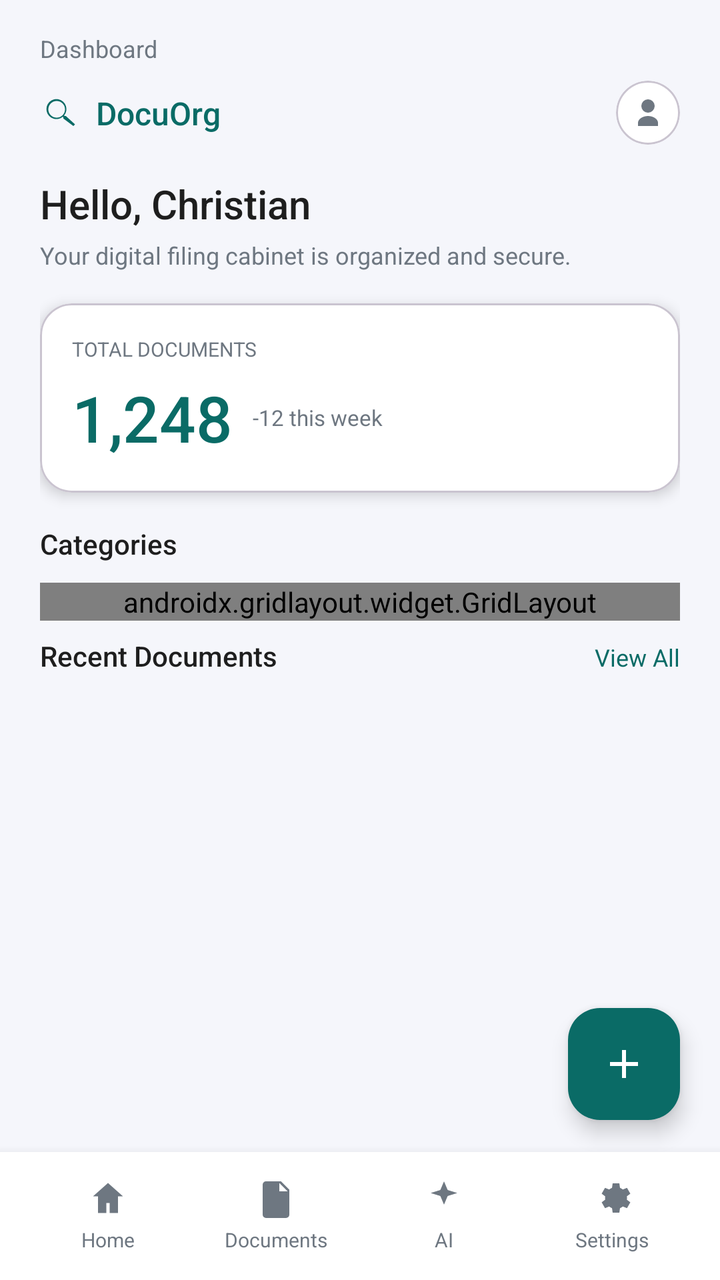
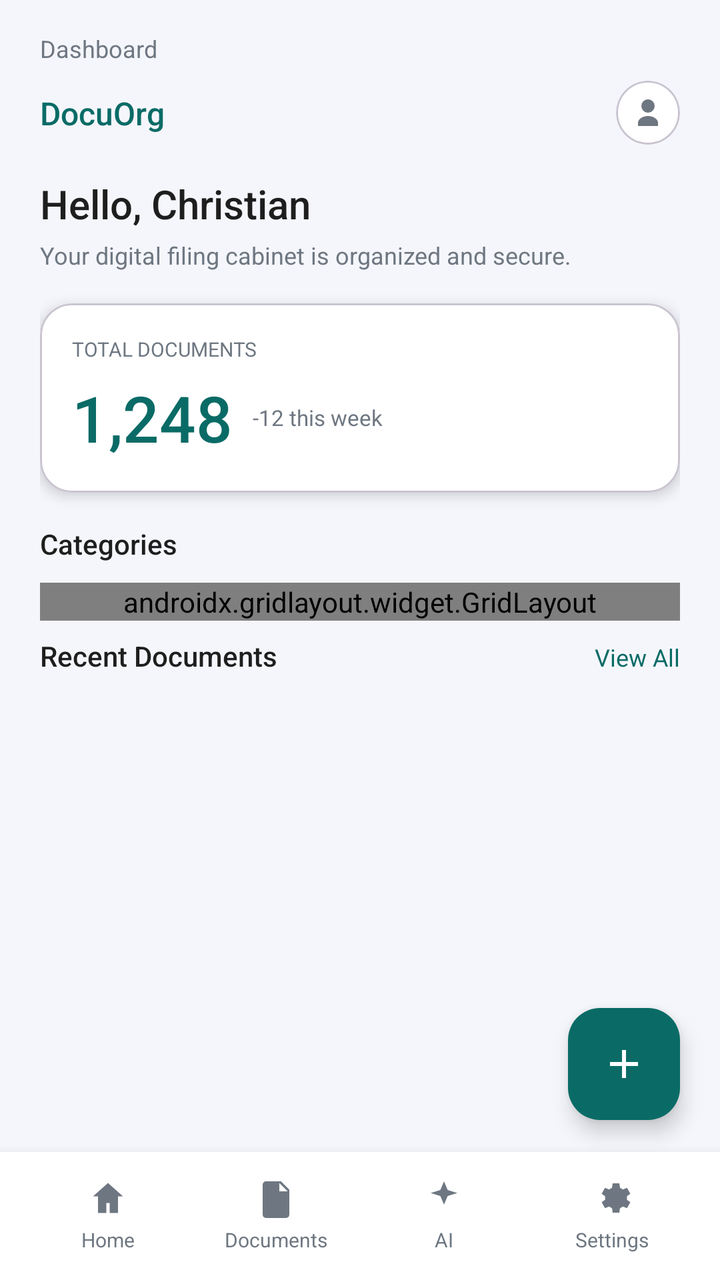

Before-and-after screenshots of an Android layout around one commit, followed by the original layout XML and the change that was made.
<!-- AndroidManifest.xml: application theme Theme.DocuOrg -->
<!-- res/layout/activity_dashboard.xml -->
<?xml version="1.0" encoding="utf-8"?>
<androidx.constraintlayout.widget.ConstraintLayout xmlns:android="http://schemas.android.com/apk/res/android"
    xmlns:app="http://schemas.android.com/apk/res-auto"
    android:id="@+id/dashboard_root"
    android:layout_width="match_parent"
    android:layout_height="match_parent"
    android:background="@color/dashboard_background">

    <ScrollView
        android:id="@+id/dashboard_scroll"
        android:layout_width="0dp"
        android:layout_height="0dp"
        android:fillViewport="true"
        app:layout_constraintBottom_toTopOf="@id/bottom_nav"
        app:layout_constraintEnd_toEndOf="parent"
        app:layout_constraintStart_toStartOf="parent"
        app:layout_constraintTop_toTopOf="parent">

        <LinearLayout
            android:layout_width="match_parent"
            android:layout_height="wrap_content"
            android:orientation="vertical"
            android:paddingStart="20dp"
            android:paddingEnd="20dp"
            android:paddingTop="16dp"
            android:paddingBottom="96dp">

            <TextView
                android:id="@+id/dashboard_label"
                android:layout_width="wrap_content"
                android:layout_height="wrap_content"
                android:text="@string/dashboard_title"
                android:textColor="@color/text_secondary"
                android:textSize="12sp" />

            <androidx.constraintlayout.widget.ConstraintLayout
                android:layout_width="match_parent"
                android:layout_height="wrap_content"
                android:layout_marginTop="8dp">

                <LinearLayout
                    android:id="@+id/brand_row"
                    android:layout_width="wrap_content"
                    android:layout_height="wrap_content"
                    android:gravity="center_vertical"
                    android:orientation="horizontal"
                    app:layout_constraintBottom_toBottomOf="parent"
                    app:layout_constraintStart_toStartOf="parent"
                    app:layout_constraintTop_toTopOf="parent">

                    <ImageView
                        android:layout_width="20dp"
                        android:layout_height="20dp"
                        android:contentDescription="@string/search_content_description"
                        android:src="@drawable/ic_search"
                        app:tint="@color/primary_teal" />

                    <TextView
                        android:layout_width="wrap_content"
                        android:layout_height="wrap_content"
                        android:layout_marginStart="8dp"
                        android:fontFamily="sans-serif-medium"
                        android:text="@string/app_name"
                        android:textColor="@color/primary_teal"
                        android:textSize="16sp" />
                </LinearLayout>

                <com.google.android.material.card.MaterialCardView
                    android:id="@+id/avatar"
                    android:layout_width="32dp"
                    android:layout_height="32dp"
                    app:cardBackgroundColor="@color/card_background"
                    app:cardCornerRadius="16dp"
                    app:cardElevation="0dp"
                    app:layout_constraintBottom_toBottomOf="parent"
                    app:layout_constraintEnd_toEndOf="parent"
                    app:layout_constraintTop_toTopOf="parent">

                    <ImageView
                        android:layout_width="match_parent"
                        android:layout_height="match_parent"
                        android:contentDescription="@string/profile_content_description"
                        android:padding="6dp"
                        android:src="@drawable/ic_user"
                        app:tint="@color/text_secondary" />
                </com.google.android.material.card.MaterialCardView>
            </androidx.constraintlayout.widget.ConstraintLayout>

            <TextView
                android:id="@+id/greeting_title"
                android:layout_width="wrap_content"
                android:layout_height="wrap_content"
                android:layout_marginTop="16dp"
                android:fontFamily="sans-serif-medium"
                android:text="@string/greeting_title"
                android:textColor="@color/text_primary"
                android:textSize="20sp" />

            <TextView
                android:id="@+id/greeting_subtitle"
                android:layout_width="wrap_content"
                android:layout_height="wrap_content"
                android:layout_marginTop="4dp"
                android:text="@string/greeting_subtitle"
                android:textColor="@color/text_secondary"
                android:textSize="12sp" />

            <com.google.android.material.card.MaterialCardView
                android:id="@+id/total_documents_card"
                android:layout_width="match_parent"
                android:layout_height="wrap_content"
                android:layout_marginTop="16dp"
                app:cardBackgroundColor="@color/card_background"
                app:cardCornerRadius="16dp"
                app:cardElevation="4dp">

                <LinearLayout
                    android:layout_width="match_parent"
                    android:layout_height="wrap_content"
                    android:orientation="vertical"
                    android:padding="16dp">

                    <TextView
                        android:layout_width="wrap_content"
                        android:layout_height="wrap_content"
                        android:text="@string/total_documents"
                        android:textAllCaps="true"
                        android:textColor="@color/text_secondary"
                        android:textSize="10sp" />

                    <LinearLayout
                        android:layout_width="match_parent"
                        android:layout_height="wrap_content"
                        android:layout_marginTop="6dp"
                        android:gravity="center_vertical"
                        android:orientation="horizontal">

                        <TextView
                            android:id="@+id/total_documents_value"
                            android:layout_width="wrap_content"
                            android:layout_height="wrap_content"
                            android:fontFamily="sans-serif-medium"
                            android:text="@string/total_documents_value"
                            android:textColor="@color/primary_teal"
                            android:textSize="32sp" />

                        <TextView
                            android:id="@+id/total_documents_delta_value"
                            android:layout_width="wrap_content"
                            android:layout_height="wrap_content"
                            android:layout_marginStart="10dp"
                            android:text="@string/total_documents_delta"
                            android:textColor="@color/text_secondary"
                            android:textSize="11sp" />
                    </LinearLayout>
                </LinearLayout>
            </com.google.android.material.card.MaterialCardView>

            <TextView
                android:id="@+id/categories_title"
                android:layout_width="wrap_content"
                android:layout_height="wrap_content"
                android:layout_marginTop="16dp"
                android:fontFamily="sans-serif-medium"
                android:text="@string/categories_title"
                android:textColor="@color/text_primary"
                android:textSize="14sp" />

            <androidx.gridlayout.widget.GridLayout
                android:id="@+id/categories_grid"
                android:layout_width="match_parent"
                android:layout_height="wrap_content"
                android:layout_marginTop="10dp"
                app:columnCount="3">

                <LinearLayout
                    android:id="@+id/category_tax_item"
                    android:layout_width="0dp"
                    android:layout_height="wrap_content"
                    android:layout_marginBottom="12dp"
                    android:gravity="center"
                    android:orientation="vertical"
                    app:layout_columnWeight="1">

                    <ImageView
                        android:layout_width="40dp"
                        android:layout_height="40dp"
                        android:background="@drawable/bg_category_circle"
                        android:contentDescription="@string/category_tax"
                        android:padding="10dp"
                        android:src="@drawable/ic_category_tax"
                        app:tint="@color/primary_teal" />

                    <TextView
                        android:layout_width="wrap_content"
                        android:layout_height="wrap_content"
                        android:layout_marginTop="6dp"
                        android:text="@string/category_tax"
                        android:textColor="@color/text_secondary"
                        android:textSize="11sp" />
                </LinearLayout>

                <LinearLayout
                    android:id="@+id/category_medical_item"
                    android:layout_width="0dp"
                    android:layout_height="wrap_content"
                    android:layout_marginBottom="12dp"
                    app:layout_columnWeight="1"
                    android:gravity="center"
                    android:orientation="vertical">

                    <ImageView
                        android:layout_width="40dp"
                        android:layout_height="40dp"
                        android:background="@drawable/bg_category_circle"
                        android:contentDescription="@string/category_medical"
                        android:padding="10dp"
                        android:src="@drawable/ic_category_medical"
                        app:tint="@color/primary_teal" />

                    <TextView
                        android:layout_width="wrap_content"
                        android:layout_height="wrap_content"
                        android:layout_marginTop="6dp"
                        android:text="@string/category_medical"
                        android:textColor="@color/text_secondary"
                        android:textSize="11sp" />
                </LinearLayout>

                <LinearLayout
                    android:id="@+id/category_receipts_item"
                    android:layout_width="0dp"
                    android:layout_height="wrap_content"
                    android:layout_marginBottom="12dp"
                    app:layout_columnWeight="1"
                    android:gravity="center"
                    android:orientation="vertical">

                    <ImageView
                        android:layout_width="40dp"
                        android:layout_height="40dp"
                        android:background="@drawable/bg_category_circle"
                        android:contentDescription="@string/category_receipts"
                        android:padding="10dp"
                        android:src="@drawable/ic_category_receipt"
                        app:tint="@color/primary_teal" />

                    <TextView
                        android:layout_width="wrap_content"
                        android:layout_height="wrap_content"
                        android:layout_marginTop="6dp"
                        android:text="@string/category_receipts"
                        android:textColor="@color/text_secondary"
                        android:textSize="11sp" />
                </LinearLayout>

                <LinearLayout
                    android:id="@+id/category_personal_item"
                    android:layout_width="0dp"
                    android:layout_height="wrap_content"
                    app:layout_columnWeight="1"
                    android:gravity="center"
                    android:orientation="vertical">

                    <ImageView
                        android:layout_width="40dp"
                        android:layout_height="40dp"
                        android:background="@drawable/bg_category_circle"
                        android:contentDescription="@string/category_id"
                        android:padding="10dp"
                        android:src="@drawable/ic_category_id"
                        app:tint="@color/primary_teal" />

                    <TextView
                        android:layout_width="wrap_content"
                        android:layout_height="wrap_content"
                        android:layout_marginTop="6dp"
                        android:text="@string/category_id"
                        android:textColor="@color/text_secondary"
                        android:textSize="11sp" />
                </LinearLayout>

                <LinearLayout
                    android:id="@+id/category_more_item"
                    android:layout_width="0dp"
                    android:layout_height="wrap_content"
                    app:layout_columnWeight="1"
                    android:gravity="center"
                    android:orientation="vertical">

                    <ImageView
                        android:layout_width="40dp"
                        android:layout_height="40dp"
                        android:background="@drawable/bg_category_circle"
                        android:contentDescription="@string/category_more"
                        android:padding="10dp"
                        android:src="@drawable/ic_category_more"
                        app:tint="@color/primary_teal" />

                    <TextView
                        android:layout_width="wrap_content"
                        android:layout_height="wrap_content"
                        android:layout_marginTop="6dp"
                        android:text="@string/category_more"
                        android:textColor="@color/text_secondary"
                        android:textSize="11sp" />
                </LinearLayout>
            </androidx.gridlayout.widget.GridLayout>

            <androidx.constraintlayout.widget.ConstraintLayout
                android:layout_width="match_parent"
                android:layout_height="wrap_content"
                android:layout_marginTop="8dp">

                <TextView
                    android:id="@+id/recent_title"
                    android:layout_width="wrap_content"
                    android:layout_height="wrap_content"
                    android:fontFamily="sans-serif-medium"
                    android:text="@string/recent_documents"
                    android:textColor="@color/text_primary"
                    android:textSize="14sp"
                    app:layout_constraintStart_toStartOf="parent"
                    app:layout_constraintTop_toTopOf="parent" />

                <TextView
                    android:id="@+id/view_all"
                    android:layout_width="wrap_content"
                    android:layout_height="wrap_content"
                    android:text="@string/view_all"
                    android:textColor="@color/primary_teal"
                    android:textSize="12sp"
                    app:layout_constraintBaseline_toBaselineOf="@id/recent_title"
                    app:layout_constraintEnd_toEndOf="parent" />
            </androidx.constraintlayout.widget.ConstraintLayout>

            <TextView
                android:id="@+id/recent_documents_empty"
                android:layout_width="match_parent"
                android:layout_height="120dp"
                android:layout_marginTop="10dp"
                android:gravity="center"
                android:text="@string/no_documents_yet"
                android:textColor="@color/text_secondary"
                android:textSize="14sp"
                android:visibility="gone" />

            <androidx.recyclerview.widget.RecyclerView
                android:id="@+id/recent_documents_carousel"
                android:layout_width="match_parent"
                android:layout_height="wrap_content"
                android:layout_marginTop="10dp"
                android:orientation="horizontal"
                android:scrollbars="none" />
        </LinearLayout>
    </ScrollView>

    <com.google.android.material.floatingactionbutton.FloatingActionButton
        android:id="@+id/add_fab"
        android:layout_width="wrap_content"
        android:layout_height="wrap_content"
        android:contentDescription="@string/add_document"
        android:src="@drawable/ic_add"
        app:backgroundTint="@color/primary_teal"
        app:layout_constraintBottom_toTopOf="@id/bottom_nav"
        app:layout_constraintEnd_toEndOf="parent"
        android:layout_marginEnd="20dp"
        android:layout_marginBottom="16dp"
        app:tint="@color/white" />

    <include
        android:id="@+id/bottom_nav"
        layout="@layout/bottom_navigation"
        android:layout_width="0dp"
        android:layout_height="64dp"
        app:layout_constraintBottom_toBottomOf="parent"
        app:layout_constraintEnd_toEndOf="parent"
        app:layout_constraintStart_toStartOf="parent" />
</androidx.constraintlayout.widget.ConstraintLayout>
<!-- res/layout/bottom_navigation.xml (included above) -->
<?xml version="1.0" encoding="utf-8"?>
<LinearLayout xmlns:android="http://schemas.android.com/apk/res/android"
    xmlns:app="http://schemas.android.com/apk/res-auto"
    android:id="@+id/bottom_nav_root"
    android:layout_width="match_parent"
    android:layout_height="64dp"
    android:background="@color/card_background"
    android:elevation="8dp"
    android:gravity="center"
    android:orientation="horizontal"
    android:paddingStart="12dp"
    android:paddingEnd="12dp">

    <LinearLayout
        android:id="@+id/nav_home_item"
        android:layout_width="0dp"
        android:layout_height="wrap_content"
        android:layout_weight="1"
        android:clickable="true"
        android:focusable="true"
        android:gravity="center"
        android:orientation="vertical">

        <ImageView
            android:id="@+id/nav_home_icon"
            android:layout_width="20dp"
            android:layout_height="20dp"
            android:contentDescription="@string/nav_home"
            android:src="@drawable/ic_nav_home"
            app:tint="@color/text_secondary" />

        <TextView
            android:id="@+id/nav_home_label"
            android:layout_width="wrap_content"
            android:layout_height="wrap_content"
            android:layout_marginTop="4dp"
            android:text="@string/nav_home"
            android:textColor="@color/text_secondary"
            android:textSize="10sp" />
    </LinearLayout>

    <LinearLayout
        android:id="@+id/nav_documents_item"
        android:layout_width="0dp"
        android:layout_height="wrap_content"
        android:layout_weight="1"
        android:clickable="true"
        android:focusable="true"
        android:gravity="center"
        android:orientation="vertical">

        <ImageView
            android:id="@+id/nav_documents_icon"
            android:layout_width="20dp"
            android:layout_height="20dp"
            android:contentDescription="@string/nav_documents"
            android:src="@drawable/ic_nav_docs"
            app:tint="@color/text_secondary" />

        <TextView
            android:id="@+id/nav_documents_label"
            android:layout_width="wrap_content"
            android:layout_height="wrap_content"
            android:layout_marginTop="4dp"
            android:text="@string/nav_documents"
            android:textColor="@color/text_secondary"
            android:textSize="10sp" />
    </LinearLayout>

    <LinearLayout
        android:id="@+id/nav_ai_item"
        android:layout_width="0dp"
        android:layout_height="wrap_content"
        android:layout_weight="1"
        android:clickable="true"
        android:focusable="true"
        android:gravity="center"
        android:orientation="vertical">

        <ImageView
            android:id="@+id/nav_ai_icon"
            android:layout_width="20dp"
            android:layout_height="20dp"
            android:contentDescription="@string/nav_ai"
            android:src="@drawable/ic_nav_ai"
            app:tint="@color/text_secondary" />

        <TextView
            android:id="@+id/nav_ai_label"
            android:layout_width="wrap_content"
            android:layout_height="wrap_content"
            android:layout_marginTop="4dp"
            android:text="@string/nav_ai"
            android:textColor="@color/text_secondary"
            android:textSize="10sp" />
    </LinearLayout>

    <LinearLayout
        android:id="@+id/nav_settings_item"
        android:layout_width="0dp"
        android:layout_height="wrap_content"
        android:layout_weight="1"
        android:clickable="true"
        android:focusable="true"
        android:gravity="center"
        android:orientation="vertical">

        <ImageView
            android:id="@+id/nav_settings_icon"
            android:layout_width="20dp"
            android:layout_height="20dp"
            android:contentDescription="@string/nav_settings"
            android:src="@drawable/ic_nav_settings"
            app:tint="@color/text_secondary" />

        <TextView
            android:id="@+id/nav_settings_label"
            android:layout_width="wrap_content"
            android:layout_height="wrap_content"
            android:layout_marginTop="4dp"
            android:text="@string/nav_settings"
            android:textColor="@color/text_secondary"
            android:textSize="10sp" />
    </LinearLayout>
</LinearLayout>
<!-- resources referenced by this layout -->
<resources>
  <color name="card_background">#FFFFFFFF</color>
  <color name="dashboard_background">#F5F6FB</color>
  <color name="primary_teal">#0A6B66</color>
  <color name="text_primary">#1E1E1E</color>
  <color name="text_secondary">#6E7781</color>
  <color name="white">#FFFFFFFF</color>
  <!-- drawable bg_category_circle (drawable) -->
  <?xml version="1.0" encoding="utf-8"?>
  <shape xmlns:android="http://schemas.android.com/apk/res/android" android:shape="oval">
      <solid android:color="@color/category_icon_bg" />
  </shape>
  <!-- drawable ic_add (drawable) -->
  <?xml version="1.0" encoding="utf-8"?>
  <vector xmlns:android="http://schemas.android.com/apk/res/android"
      android:width="24dp"
      android:height="24dp"
      android:viewportWidth="24"
      android:viewportHeight="24">
      <path
          android:fillColor="#FFFFFFFF"
          android:pathData="M19,11H13V5h-2v6H5v2h6v6h2v-6h6v-2z" />
  </vector>
  <!-- drawable ic_category_medical (drawable) -->
  <?xml version="1.0" encoding="utf-8"?>
  <vector xmlns:android="http://schemas.android.com/apk/res/android"
      android:width="24dp"
      android:height="24dp"
      android:viewportWidth="24"
      android:viewportHeight="24">
      <path
          android:fillColor="#FF1E1E1E"
          android:pathData="M19,11h-6V5h-2v6H5v2h6v6h2v-6h6v-2z" />
  </vector>
  <!-- drawable ic_nav_home (drawable) -->
  <?xml version="1.0" encoding="utf-8"?>
  <vector xmlns:android="http://schemas.android.com/apk/res/android"
      android:width="24dp"
      android:height="24dp"
      android:viewportWidth="24"
      android:viewportHeight="24">
      <path
          android:fillColor="#FF1E1E1E"
          android:pathData="M12,3l9,8h-3v10h-5v-6H11v6H6V11H3l9,-8z" />
  </vector>
  <!-- drawable ic_search (drawable) -->
  <?xml version="1.0" encoding="utf-8"?>
  <vector xmlns:android="http://schemas.android.com/apk/res/android"
      android:width="24dp"
      android:height="24dp"
      android:viewportWidth="24"
      android:viewportHeight="24">
      <path
          android:fillColor="#FF1E1E1E"
          android:pathData="M15.5,14h-0.79l-0.28,-0.27a6,6 0,1 0,-0.7 0.7l0.27,0.28v0.79L20,20l1,-1zM10,15a5,5 0,1 1,5 -5,5 5,0 0,1 -5 5z" />
  </vector>
  <string name="add_document">Add document</string>
  <string name="app_name">DocuOrg</string>
  <string name="categories_title">Categories</string>
  <string name="category_id">IDs</string>
  <string name="category_medical">Medical</string>
  <string name="category_more">Others</string>
  <string name="category_receipts">Receipts</string>
  <string name="category_tax">Tax</string>
  <string name="dashboard_title">Dashboard</string>
  <string name="greeting_subtitle">Your digital filing cabinet is organized and secure.</string>
  <string name="greeting_title">Hello, Christian</string>
  <string name="nav_ai">AI</string>
  <string name="nav_documents">Documents</string>
  <string name="nav_home">Home</string>
  <string name="nav_settings">Settings</string>
  <string name="no_documents_yet">No documents yet</string>
  <string name="profile_content_description">Profile</string>
  <string name="recent_documents">Recent Documents</string>
  <string name="search_content_description">Search</string>
  <string name="total_documents">Total Documents</string>
  <string name="total_documents_delta">-12 this week</string>
  <string name="total_documents_value">1,248</string>
  <string name="view_all">View All</string>
  <style name="Theme.DocuOrg" parent="Base.Theme.DocuOrg" />
  <color name="category_icon_bg">#E6F4F3</color>
  <style name="Base.Theme.DocuOrg" parent="Theme.Material3.DayNight.NoActionBar">
          
          
      </style>
  <!-- unchanged entries left out for length: 8 -->
</resources>

<!-- the commit's change to res/layout/activity_dashboard.xml (unified diff, before → after) -->
@@ -48,17 +48,9 @@
                     app:layout_constraintStart_toStartOf="parent"
                     app:layout_constraintTop_toTopOf="parent">
 
-                    <ImageView
-                        android:layout_width="20dp"
-                        android:layout_height="20dp"
-                        android:contentDescription="@string/search_content_description"
-                        android:src="@drawable/ic_search"
-                        app:tint="@color/primary_teal" />
-
-                    <TextView
-                        android:layout_width="wrap_content"
-                        android:layout_height="wrap_content"
-                        android:layout_marginStart="8dp"
+                    <TextView
+                        android:layout_width="wrap_content"
+                        android:layout_height="wrap_content"
                         android:fontFamily="sans-serif-medium"
                         android:text="@string/app_name"
                         android:textColor="@color/primary_teal"
@@ -66,7 +58,7 @@
                 </LinearLayout>
 
                 <com.google.android.material.card.MaterialCardView
-                    android:id="@+id/avatar"
+                    android:id="@+id/dashboard_profile_button"
                     android:layout_width="32dp"
                     android:layout_height="32dp"
                     app:cardBackgroundColor="@color/card_background"
<!-- resource entries referenced after the edit -->
@@ -44,17 +44,6 @@
           android:fillColor="#FF1E1E1E"
           android:pathData="M12,3l9,8h-3v10h-5v-6H11v6H6V11H3l9,-8z" />
   </vector>
-  <!-- drawable ic_search (drawable) -->
-  <?xml version="1.0" encoding="utf-8"?>
-  <vector xmlns:android="http://schemas.android.com/apk/res/android"
-      android:width="24dp"
-      android:height="24dp"
-      android:viewportWidth="24"
-      android:viewportHeight="24">
-      <path
-          android:fillColor="#FF1E1E1E"
-          android:pathData="M15.5,14h-0.79l-0.28,-0.27a6,6 0,1 0,-0.7 0.7l0.27,0.28v0.79L20,20l1,-1zM10,15a5,5 0,1 1,5 -5,5 5,0 0,1 -5 5z" />
-  </vector>
   <string name="add_document">Add document</string>
   <string name="app_name">DocuOrg</string>
   <string name="categories_title">Categories</string>
@@ -73,7 +62,6 @@
   <string name="no_documents_yet">No documents yet</string>
   <string name="profile_content_description">Profile</string>
   <string name="recent_documents">Recent Documents</string>
-  <string name="search_content_description">Search</string>
   <string name="total_documents">Total Documents</string>
   <string name="total_documents_delta">-12 this week</string>
   <string name="total_documents_value">1,248</string>
